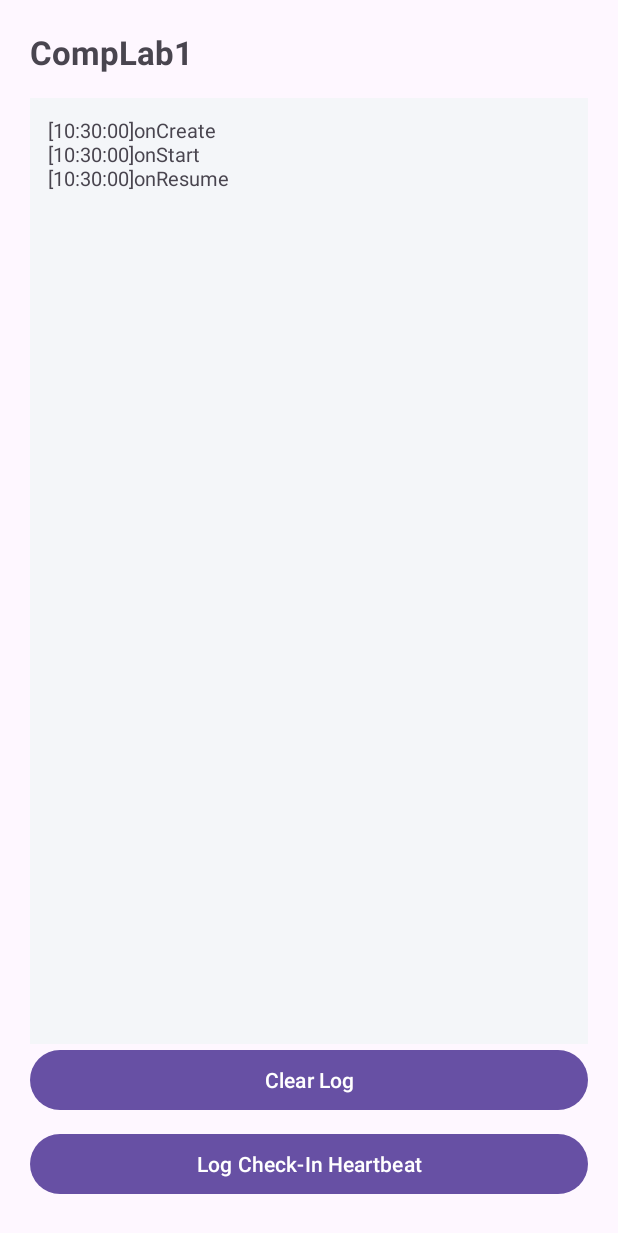
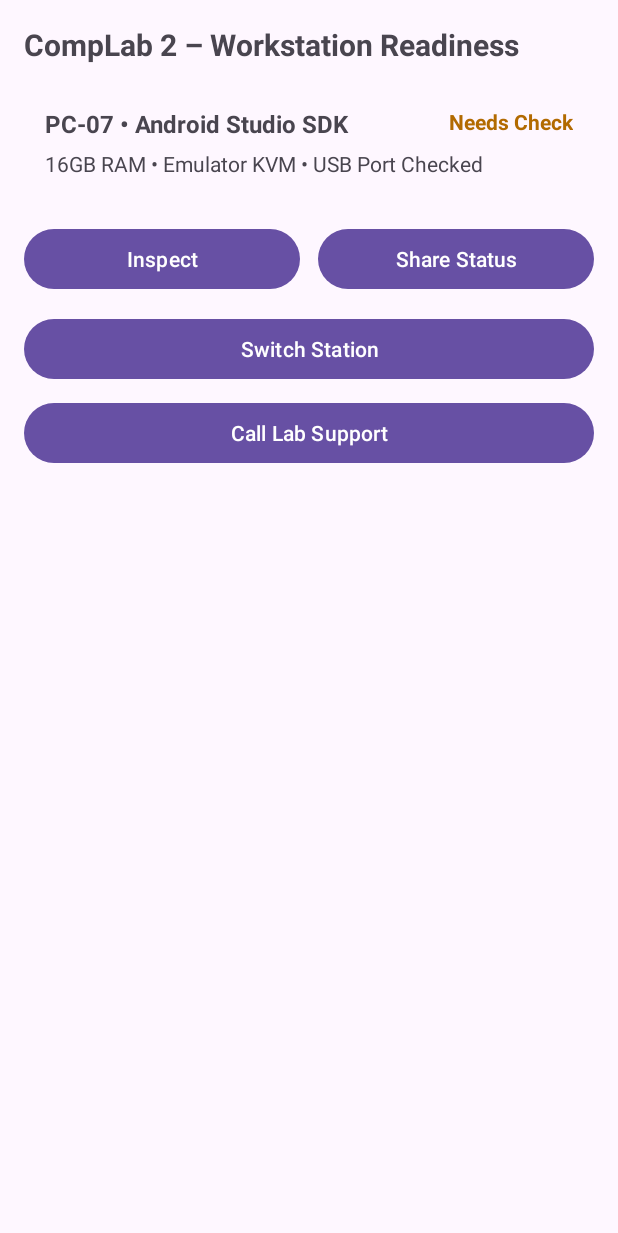
Before and after one commit to louiecodes2104/chavez_appdevAY2627, an Android app: the screen it shows after launch (MainActivity), on a phone screen of 412 x 824 dp. Shown: the top 1233 px of the screen. Run offline under Robolectric (Android 15) with nearby library versions, the phone set to English and light mode, and no system bars.

Commit message:
lab_act2

```diff
--- a/app/src/main/AndroidManifest.xml
+++ b/app/src/main/AndroidManifest.xml
@@ -12,6 +12,10 @@
         android:supportsRtl="true"
         android:theme="@style/Theme.Chavez_androidAY2627">
         <activity
+            android:name=".StationDetailActivity"
+            android:exported="false" />
+
+        <activity
             android:name=".MainActivity"
             android:exported="true"
             android:windowSoftInputMode="adjustResize">
--- a/app/src/main/java/com/example/chavez_androiday2627/MainActivity.java
+++ b/app/src/main/java/com/example/chavez_androiday2627/MainActivity.java
@@ -1,21 +1,42 @@
 package com.example.chavez_androiday2627;
 
 import android.os.Bundle;
+import android.net.Uri;
 import androidx.appcompat.app.AppCompatActivity;
-import android.util.Log;
-import androidx.annotation.NonNull;
+import android.content.Intent;
+import android.os.Bundle;
+import android.widget.Toast;
+import androidx.activity.result.ActivityResultLauncher;
+import androidx.activity.result.contract.ActivityResultContracts;
 import com.example.chavez_androiday2627.databinding.ActivityMainBinding;
-import java.text.SimpleDateFormat;
-import java.util.Date;
-import java.util.Locale;
+
 
 public class MainActivity extends AppCompatActivity {
+    public static final String EXTRA_STATION_CODE = "extra_station_code";
+    public static final String EXTRA_STATUS = "extra_status";
+    public static final String EXTRA_ISSUE_NOTE = "extra_issue_note";
 
-    private static final String TAG = "LabCheckLifecycle";
-    private static final String KEY_LOG ="key_lifecycle_log";
     private ActivityMainBinding binding;
-    private final StringBuilder traceBuilder = new StringBuilder();
+    private String currentCode = "PC-07";
+    private String currentStatus = "Needs Check";
+    private String currentNote = "Emulator slow to boot";
 
+    private final String[] stationCodes = {"PC-07", "PC-08", "PC-09"};
+    private final String[] stationStatuses = {"Needs Check", "Ready", "Ready"};
+    private final String[] stationNotes = {"Emulator slow to boot", "No issues reported", "No issues reported"};
+    private int stationIndex = 0;
+    private final ActivityResultLauncher<Intent> detailLauncher =
+            registerForActivityResult(new ActivityResultContracts.StartActivityForResult(), result -> {
+                if (result.getResultCode() == RESULT_OK && result.getData() != null) {
+                    currentStatus = result.getData().getStringExtra(EXTRA_STATUS);
+                    currentNote = result.getData().getStringExtra(EXTRA_ISSUE_NOTE);
+                    stationStatuses[stationIndex] = currentStatus;
+                    stationNotes[stationIndex] = currentNote;
+                    binding.tvStationStatus.setText(currentStatus);
+                    binding.tvStationSpec.setText("Note: " + currentNote);
+                    Toast.makeText(this, "Updated " + currentCode + " -> " + currentStatus, Toast.LENGTH_SHORT).show();
+                }
+            });
 
     @Override
     protected void onCreate(Bundle savedInstanceState) {
@@ -23,67 +44,43 @@ public class MainActivity extends AppCompatActivity {
         binding = ActivityMainBinding.inflate(getLayoutInflater());
         setContentView(binding.getRoot());
 
-        if (savedInstanceState != null) {
-
-            traceBuilder.append(savedInstanceState.getString(KEY_LOG, ""));
-
-        }
-        recordEvent("onCreate");
-
-        binding.btnSimulateTick.setOnClickListener(v ->
-                recordEvent("Manual check-in probe (pkg=" + getPackageName() + ")"));
-
-        binding.btnClearLog.setOnClickListener(v -> {
-            traceBuilder.setLength(0);
-            binding.tvLifecycleLog.setText("Cleared by Chavez");
+        binding.btnInspectStation.setOnClickListener(v -> {
+            Intent intent = new Intent(this, StationDetailActivity.class);
+            intent.putExtra(EXTRA_STATION_CODE, currentCode);
+            intent.putExtra(EXTRA_STATUS, currentStatus);
+            intent.putExtra(EXTRA_ISSUE_NOTE, currentNote);
+            detailLauncher.launch(intent);
         });
 
+        binding.btnShareReport.setOnClickListener(v -> {
+            Intent shareIntent = new Intent(Intent.ACTION_SEND);
+            shareIntent.setType("text/plain");
+            shareIntent.putExtra(Intent.EXTRA_SUBJECT, "LabCheck Report: " + currentCode);
+            shareIntent.putExtra(Intent.EXTRA_TEXT,
+                    "Station: " + currentCode + "\nStatus: " + currentStatus + "\nNote: " + currentNote);
+            startActivity(Intent.createChooser(shareIntent, "Share Station Status"));
+        });
+
+        // Enhancement 1: switch stations before inspecting
+        binding.btnSwitchStation.setOnClickListener(v -> {
+            stationIndex = (stationIndex + 1) % stationCodes.length;
+            showStation();
+        });
+
+        // Enhancement 2: implicit intent to dial lab maintenance
+        binding.btnCallSupport.setOnClickListener(v -> {
+            Intent dialIntent = new Intent(Intent.ACTION_DIAL);
+            dialIntent.setData(Uri.parse("tel:+639123456789")); // replace with the real contact number
+            startActivity(dialIntent);
+        });
     }
 
-    @Override
-    protected void onStart(){
-        super.onStart();
-        recordEvent("onStart");
+    private void showStation() {
+        currentCode = stationCodes[stationIndex];
+        currentStatus = stationStatuses[stationIndex];
+        currentNote = stationNotes[stationIndex];
+        binding.tvStationCode.setText(currentCode + " • Android Studio SDK");
+        binding.tvStationStatus.setText(currentStatus);
+        binding.tvStationSpec.setText("Note: " + currentNote);
     }
-
-    @Override
-    protected void onResume (){
-        super.onResume();
-        recordEvent("onResume");
-    }
-
-    @Override
-    protected void onPause (){
-        super.onPause();
-        recordEvent("onPause");
-
-    }
-    @Override
-    protected void onStop (){
-        super.onStop();
-        recordEvent("onStop");
-
-    }
-    @Override
-    protected void onDestroy (){
-        super.onDestroy();
-        recordEvent("onDestroy");
-
-    }
-    @Override
-    protected void onSaveInstanceState(@NonNull Bundle outState){
-        super.onSaveInstanceState(outState);
-        outState.putString(KEY_LOG, traceBuilder.toString());
-    }
-
-    private void recordEvent(String eventName){
-        String ts = new SimpleDateFormat("HH:mm:ss", Locale.getDefault()).format(new Date());
-        String line  = "[" + ts + "]" + eventName + "\n";
-        traceBuilder.append(line);
-        Log.d(TAG, line.trim());
-        if (binding != null){
-            binding.tvLifecycleLog.setText(traceBuilder.toString());
-        }
-    }
-
 }
--- a/app/src/main/res/layout/activity_main.xml
+++ b/app/src/main/res/layout/activity_main.xml
@@ -2,55 +2,104 @@
 <androidx.constraintlayout.widget.ConstraintLayout
     xmlns:android="http://schemas.android.com/apk/res/android"
     xmlns:app="http://schemas.android.com/apk/res-auto"
-    xmlns:tools="http://schemas.android.com/tools"
-    android:id="@+id/main"
     android:layout_width="match_parent"
     android:layout_height="match_parent"
-    android:padding="20dp">
+    android:padding="16dp">
 
     <TextView
-        android:id="@+id/tvAppTitle"
+        android:id="@+id/tvHeaderLab"
         android:layout_width="0dp"
         android:layout_height="wrap_content"
-        android:text="CompLab1"
-        android:textSize="22sp"
+        android:text="CompLab 2 – Workstation Readiness"
+        android:textSize="20sp"
         android:textStyle="bold"
         app:layout_constraintTop_toTopOf="parent"
         app:layout_constraintStart_toStartOf="parent"
-        app:layout_constraintEnd_toEndOf="parent" />
+        app:layout_constraintEnd_toEndOf="parent"/>
+
+    <!-- RelativeLayout banner showing active station summary -->
+    <RelativeLayout
+        android:id="@+id/rlFeaturedStation"
+        android:layout_width="0dp"
+        android:layout_height="wrap_content"
+        android:layout_marginTop="14dp"
+        android:padding="14dp"
+        app:layout_constraintTop_toBottomOf="@id/tvHeaderLab"
+        app:layout_constraintStart_toStartOf="parent"
+        app:layout_constraintEnd_toEndOf="parent">
 
         <TextView
-        android:id="@+id/tvLifecycleLog"
+            android:id="@+id/tvStationCode"
+            android:layout_width="wrap_content"
+            android:layout_height="wrap_content"
+            android:layout_alignParentStart="true"
+            android:text="PC-07 • Android Studio SDK"
+            android:textSize="16sp"
+            android:textStyle="bold"/>
+
+        <TextView
+            android:id="@+id/tvStationStatus"
+            android:layout_width="wrap_content"
+            android:layout_height="wrap_content"
+            android:layout_alignParentEnd="true"
+            android:text="Needs Check"
+            android:textColor="#B26A00"
+            android:textStyle="bold"/>
+
+        <TextView
+            android:id="@+id/tvStationSpec"
+            android:layout_width="wrap_content"
+            android:layout_height="wrap_content"
+            android:layout_below="@id/tvStationCode"
+            android:layout_marginTop="6dp"
+            android:text="16GB RAM • Emulator KVM • USB Port Checked"/>
+    </RelativeLayout>
+
+    <!-- LinearLayout for action buttons -->
+    <LinearLayout
+        android:id="@+id/llActions"
         android:layout_width="0dp"
-        android:layout_height="0dp"
+        android:layout_height="wrap_content"
         android:layout_marginTop="16dp"
-        android:background="#F4F6F9"
-        android:padding="12dp"
-        android:text="Lifecycle trace ready..."
-        android:textSize="13sp"
-        app:layout_constraintTop_toBottomOf="@id/tvAppTitle"
-        app:layout_constraintBottom_toTopOf="@id/btnClearLog"
+        android:orientation="horizontal"
+        android:weightSum="2"
+        app:layout_constraintTop_toBottomOf="@id/rlFeaturedStation"
         app:layout_constraintStart_toStartOf="parent"
-        app:layout_constraintEnd_toEndOf="parent" />
+        app:layout_constraintEnd_toEndOf="parent">
 
         <Button
-        android:id="@+id/btnClearLog"
+            android:id="@+id/btnInspectStation"
             android:layout_width="0dp"
             android:layout_height="wrap_content"
-        android:layout_marginBottom="8dp"
-        android:text="Clear Log"
-        app:layout_constraintBottom_toTopOf="@id/btnSimulateTick"
-        app:layout_constraintStart_toStartOf="parent"
-        app:layout_constraintEnd_toEndOf="parent" />
+            android:layout_weight="1"
+            android:layout_marginEnd="6dp"
+            android:text="Inspect"/>
 
         <Button
-        android:id="@+id/btnSimulateTick"
+            android:id="@+id/btnShareReport"
             android:layout_width="0dp"
             android:layout_height="wrap_content"
-        android:layout_marginBottom="4dp"
-        android:text="Log Check-In Heartbeat"
-        app:layout_constraintBottom_toBottomOf="parent"
+            android:layout_weight="1"
+            android:layout_marginStart="6dp"
+            android:text="Share Status"/>
+    </LinearLayout>
+    <Button
+        android:id="@+id/btnSwitchStation"
+        android:layout_width="0dp"
+        android:layout_height="wrap_content"
+        android:layout_marginTop="12dp"
+        android:text="Switch Station"
+        app:layout_constraintTop_toBottomOf="@id/llActions"
         app:layout_constraintStart_toStartOf="parent"
-        app:layout_constraintEnd_toEndOf="parent" />
+        app:layout_constraintEnd_toEndOf="parent"/>
 
+    <Button
+        android:id="@+id/btnCallSupport"
+        android:layout_width="0dp"
+        android:layout_height="wrap_content"
+        android:layout_marginTop="8dp"
+        android:text="Call Lab Support"
+        app:layout_constraintTop_toBottomOf="@id/btnSwitchStation"
+        app:layout_constraintStart_toStartOf="parent"
+        app:layout_constraintEnd_toEndOf="parent"/>
 </androidx.constraintlayout.widget.ConstraintLayout>
```
Also changed, not shown: app/src/main/java/com/example/chavez_androiday2627/StationDetailActivity.java (added, +53 -0 lines), app/src/main/res/layout/activity_station_detail.xml (added, +39 -0 lines), 1 other file. Lines whose indentation alone changed are shown as unchanged.
